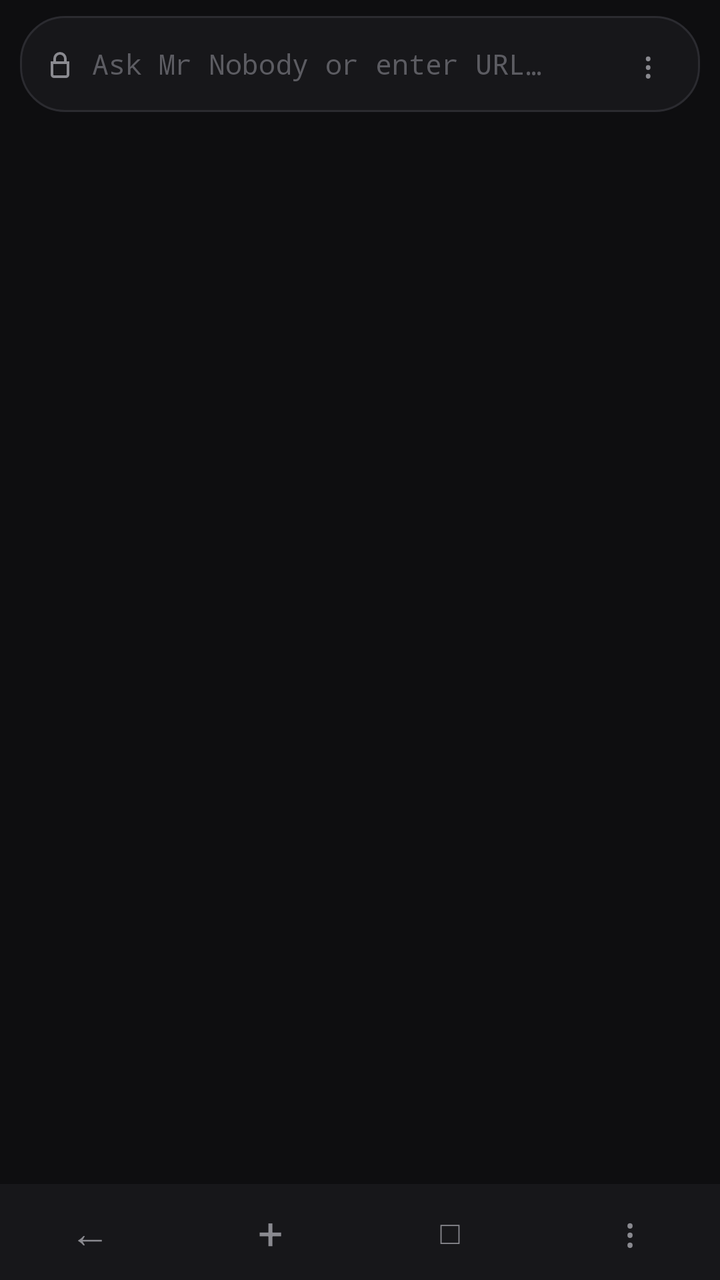
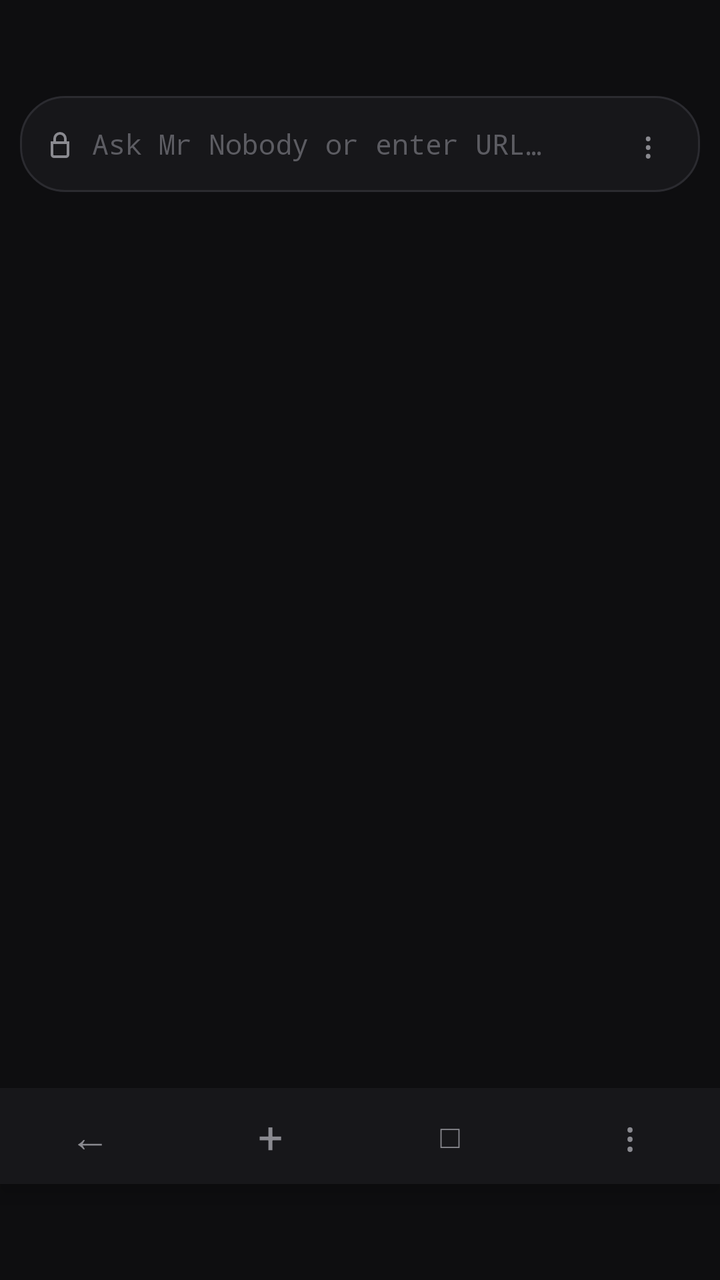

Screens rendered from an Android XML layout before and after an edit, with the pre-edit source and the edit as a unified diff.
<!-- AndroidManifest.xml: application theme Theme.MrNobody -->
<!-- res/layout/activity_main.xml -->
<?xml version="1.0" encoding="utf-8"?>
<FrameLayout xmlns:android="http://schemas.android.com/apk/res/android"
    android:layout_width="match_parent"
    android:layout_height="match_parent"
    android:background="@color/bg">

    
    <LinearLayout
        android:id="@+id/browser_layout"
        android:layout_width="match_parent"
        android:layout_height="match_parent"
        android:orientation="vertical">

        
        <LinearLayout
            android:layout_width="match_parent"
            android:layout_height="48dp"
            android:layout_marginStart="10dp"
            android:layout_marginTop="8dp"
            android:layout_marginEnd="10dp"
            android:layout_marginBottom="4dp"
            android:gravity="center_vertical"
            android:orientation="horizontal"
            android:background="@drawable/addr_bar_bg"
            android:paddingStart="12dp"
            android:paddingEnd="6dp">

            <ImageView
                android:id="@+id/secure_icon"
                android:layout_width="16dp"
                android:layout_height="16dp"
                android:src="@drawable/ic_lock"
                android:contentDescription="@string/lock_secure" />

            <EditText
                android:id="@+id/address_input"
                android:layout_width="0dp"
                android:layout_height="match_parent"
                android:layout_weight="1"
                android:background="@android:color/transparent"
                android:fontFamily="monospace"
                android:hint="@string/addr_hint"
                android:imeOptions="actionGo"
                android:inputType="textUri"
                android:maxLines="1"
                android:paddingStart="8dp"
                android:paddingEnd="8dp"
                android:selectAllOnFocus="true"
                android:textColor="@color/text"
                android:textColorHint="@color/text_faint"
                android:textSize="14sp" />

            <TextView
                android:id="@+id/addr_menu"
                android:layout_width="40dp"
                android:layout_height="40dp"
                android:gravity="center"
                android:text="⋮"
                android:textColor="@color/text_dim"
                android:textSize="18sp"
                android:clickable="true"
                android:focusable="true" />
        </LinearLayout>

        
        <FrameLayout
            android:id="@+id/content_container"
            android:layout_width="match_parent"
            android:layout_height="0dp"
            android:layout_weight="1" />

        
        <LinearLayout
            android:layout_width="match_parent"
            android:layout_height="48dp"
            android:orientation="horizontal"
            android:gravity="center_vertical"
            android:background="@color/surface"
            android:elevation="6dp">

            <TextView
                android:id="@+id/btn_back"
                android:layout_width="0dp"
                android:layout_height="match_parent"
                android:layout_weight="1"
                android:gravity="center"
                android:text="←"
                android:textColor="@color/text_dim"
                android:textSize="20sp"
                android:clickable="true"
                android:focusable="true" />

            <TextView
                android:id="@+id/btn_new_tab"
                android:layout_width="0dp"
                android:layout_height="match_parent"
                android:layout_weight="1"
                android:gravity="center"
                android:text="+"
                android:textColor="@color/text_dim"
                android:textSize="22sp"
                android:clickable="true"
                android:focusable="true" />

            <TextView
                android:id="@+id/btn_tabs"
                android:layout_width="0dp"
                android:layout_height="match_parent"
                android:layout_weight="1"
                android:gravity="center"
                android:text="□"
                android:textColor="@color/text_dim"
                android:textSize="16sp"
                android:clickable="true"
                android:focusable="true" />

            <TextView
                android:id="@+id/btn_menu"
                android:layout_width="0dp"
                android:layout_height="match_parent"
                android:layout_weight="1"
                android:gravity="center"
                android:text="⋮"
                android:textColor="@color/text_dim"
                android:textSize="20sp"
                android:clickable="true"
                android:focusable="true" />
        </LinearLayout>
    </LinearLayout>

    
    <LinearLayout
        android:id="@+id/privacy_panel"
        android:layout_width="match_parent"
        android:layout_height="match_parent"
        android:orientation="vertical"
        android:background="@color/bg"
        android:visibility="gone">

        <LinearLayout
            android:layout_width="match_parent"
            android:layout_height="48dp"
            android:gravity="center_vertical"
            android:orientation="horizontal"
            android:paddingStart="8dp"
            android:paddingEnd="12dp">

            <TextView
                android:id="@+id/privacy_back"
                android:layout_width="40dp"
                android:layout_height="40dp"
                android:gravity="center"
                android:text="‹"
                android:textColor="@color/text_dim"
                android:textSize="22sp"
                android:clickable="true"
                android:focusable="true" />

            <TextView
                android:layout_width="wrap_content"
                android:layout_height="wrap_content"
                android:text="@string/privacy_title"
                android:textColor="@color/text"
                android:textSize="16sp"
                android:textStyle="bold" />
        </LinearLayout>

        <ScrollView
            android:layout_width="match_parent"
            android:layout_height="0dp"
            android:layout_weight="1">

            <LinearLayout
                android:layout_width="match_parent"
                android:layout_height="wrap_content"
                android:orientation="vertical"
                android:paddingBottom="24dp">

                <TextView style="@style/SectionLabel" android:text="@string/privacy_this_page" />
                <TextView style="@style/DashRow" android:text="@string/privacy_score" />
                <TextView style="@style/DashRowValue" android:id="@+id/dash_score" />
                <TextView style="@style/DashRow" android:text="@string/privacy_ads_blocked" />
                <TextView style="@style/DashRowValue" android:id="@+id/dash_ads" />
                <TextView style="@style/DashRow" android:text="@string/privacy_trackers_blocked" />
                <TextView style="@style/DashRowValue" android:id="@+id/dash_trackers" />

                <TextView style="@style/SectionLabel" android:text="@string/privacy_today" />
                <TextView style="@style/DashRow" android:text="@string/privacy_ads_blocked" />
                <TextView style="@style/DashRowValue" android:id="@+id/dash_today_ads" />
                <TextView style="@style/DashRow" android:text="@string/privacy_trackers_blocked" />
                <TextView style="@style/DashRowValue" android:id="@+id/dash_today_trackers" />

                <TextView style="@style/SectionLabel" android:text="@string/privacy_history" />
                <TextView style="@style/DashRow" android:text="@string/privacy_history_saved" />
                <TextView style="@style/DashRowValue" android:id="@+id/dash_history" />

                <TextView style="@style/SectionLabel" android:text="@string/privacy_cookies" />
                <TextView style="@style/DashRow" android:text="@string/privacy_third_party" />
                <TextView style="@style/DashRowValue" android:text="@string/privacy_cookies_blocked" />

                <TextView
                    android:layout_width="wrap_content"
                    android:layout_height="wrap_content"
                    android:layout_gravity="center_horizontal"
                    android:layout_marginTop="24dp"
                    android:fontFamily="monospace"
                    android:text="@string/privacy_stays_local"
                    android:textColor="@color/text_faint"
                    android:textSize="11sp" />
            </LinearLayout>
        </ScrollView>
    </LinearLayout>

    
    <LinearLayout
        android:id="@+id/first_launch"
        android:layout_width="match_parent"
        android:layout_height="match_parent"
        android:orientation="vertical"
        android:gravity="center"
        android:background="@color/bg"
        android:paddingStart="32dp"
        android:paddingEnd="32dp"
        android:visibility="gone">

        <TextView
            android:layout_width="wrap_content"
            android:layout_height="wrap_content"
            android:fontFamily="monospace"
            android:letterSpacing="0.14"
            android:text="@string/fl_title"
            android:textColor="@color/text"
            android:textSize="15sp" />

        <TextView
            android:layout_width="wrap_content"
            android:layout_height="wrap_content"
            android:layout_marginTop="6dp"
            android:text="@string/fl_sub"
            android:textColor="@color/text_dim"
            android:textSize="13sp" />

        <LinearLayout
            android:layout_width="match_parent"
            android:layout_height="wrap_content"
            android:layout_marginTop="24dp"
            android:orientation="vertical">

            <TextView style="@style/FirstLaunchCheck" android:text="@string/fl_ads" />
            <TextView style="@style/FirstLaunchCheck" android:text="@string/fl_trackers" />
            <TextView style="@style/FirstLaunchCheck" android:text="@string/fl_history" />
        </LinearLayout>

        <Button
            android:id="@+id/fl_start"
            android:layout_width="match_parent"
            android:layout_height="wrap_content"
            android:layout_marginTop="24dp"
            android:backgroundTint="@color/accent"
            android:text="@string/fl_start"
            android:textColor="@color/accent_ink" />

        <TextView
            android:id="@+id/fl_privacy"
            android:layout_width="wrap_content"
            android:layout_height="wrap_content"
            android:layout_marginTop="14dp"
            android:clickable="true"
            android:focusable="true"
            android:text="@string/fl_privacy_settings"
            android:textColor="@color/accent"
            android:textSize="13sp" />
    </LinearLayout>

</FrameLayout>
<!-- resources referenced by this layout -->
<resources>
  <color name="accent">#c9a237</color>
  <color name="accent_ink">#151208</color>
  <color name="bg">#0e0e10</color>
  <color name="surface">#17171a</color>
  <color name="text">#e9e9ea</color>
  <color name="text_dim">#8a8a90</color>
  <color name="text_faint">#5c5c62</color>
  <!-- drawable addr_bar_bg (drawable) -->
  <shape xmlns:android="http://schemas.android.com/apk/res/android" android:shape="rectangle">
      <solid android:color="@color/surface" />
      <stroke android:width="1dp" android:color="@color/border" />
      <corners android:radius="22dp" />
  </shape>
  <string name="addr_hint">Ask Mr Nobody or enter URL…</string>
  <string name="fl_ads">✓  Ads blocked</string>
  <string name="fl_history">✓  History is OFF</string>
  <string name="fl_privacy_settings">Privacy Settings</string>
  <string name="fl_start">Start Browsing</string>
  <string name="fl_sub">Browse without built-in tracking.</string>
  <string name="fl_title">PRIVATE BROWSER</string>
  <string name="fl_trackers">✓  Trackers blocked</string>
  <string name="lock_secure">Secure connection</string>
  <string name="privacy_ads_blocked">Ads blocked</string>
  <string name="privacy_cookies">Cookies</string>
  <string name="privacy_cookies_blocked">Blocked</string>
  <string name="privacy_history">History</string>
  <string name="privacy_history_saved">Saved locally</string>
  <string name="privacy_score">Privacy score</string>
  <string name="privacy_stays_local">All counts stay on-device</string>
  <string name="privacy_third_party">Third-party</string>
  <string name="privacy_this_page">This page</string>
  <string name="privacy_title">Privacy</string>
  <string name="privacy_today">Today</string>
  <string name="privacy_trackers_blocked">Trackers blocked</string>
  <style name="DashRow">
          <item name="android:layout_width">match_parent</item>
          <item name="android:layout_height">wrap_content</item>
          <item name="android:paddingStart">16dp</item>
          <item name="android:paddingEnd">16dp</item>
          <item name="android:paddingTop">12dp</item>
          <item name="android:paddingBottom">2dp</item>
          <item name="android:textSize">14sp</item>
          <item name="android:textColor">@color/text</item>
      </style>
  <style name="DashRowValue">
          <item name="android:layout_width">match_parent</item>
          <item name="android:layout_height">wrap_content</item>
          <item name="android:paddingStart">16dp</item>
          <item name="android:paddingEnd">16dp</item>
          <item name="android:paddingBottom">8dp</item>
          <item name="android:textSize">15sp</item>
          <item name="android:textStyle">bold</item>
          <item name="android:fontFamily">monospace</item>
          <item name="android:textColor">@color/accent</item>
      </style>
  <style name="FirstLaunchCheck">
          <item name="android:layout_width">match_parent</item>
          <item name="android:layout_height">wrap_content</item>
          <item name="android:paddingTop">5dp</item>
          <item name="android:paddingBottom">5dp</item>
          <item name="android:textSize">13sp</item>
          <item name="android:textColor">@color/text_dim</item>
      </style>
  <style name="Theme.MrNobody" parent="Theme.AppCompat.DayNight.NoActionBar">
          <item name="colorPrimary">@color/accent</item>
          <item name="colorPrimaryDark">@color/bg</item>
          <item name="colorAccent">@color/accent</item>
          <item name="android:colorBackground">@color/bg</item>
          <item name="android:statusBarColor">@color/bg</item>
          <item name="android:navigationBarColor">@color/bg</item>
          <item name="android:windowLightStatusBar">false</item>
      </style>
  <color name="border">#2b2b30</color>
  <!-- unchanged entries left out for length: 2 -->
</resources>

<!-- the commit's change to res/layout/activity_main.xml (unified diff, before → after) -->
@@ -16,7 +16,7 @@
             android:layout_width="match_parent"
             android:layout_height="48dp"
             android:layout_marginStart="10dp"
-            android:layout_marginTop="8dp"
+            android:layout_marginTop="48dp"
             android:layout_marginEnd="10dp"
             android:layout_marginBottom="4dp"
             android:gravity="center_vertical"
@@ -73,6 +73,7 @@
         <LinearLayout
             android:layout_width="match_parent"
             android:layout_height="48dp"
+            android:layout_marginBottom="48dp"
             android:orientation="horizontal"
             android:gravity="center_vertical"
             android:background="@color/surface"
